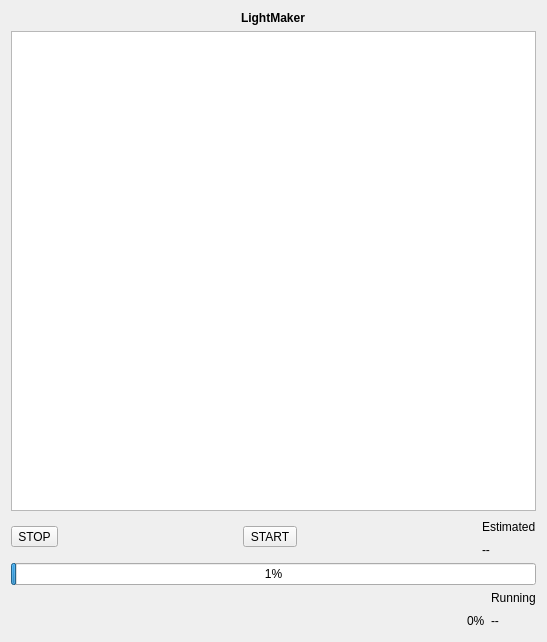
Old version of the form src/windows/job-dashboard-dialog.ui in the repository flux3dp/swiftray.
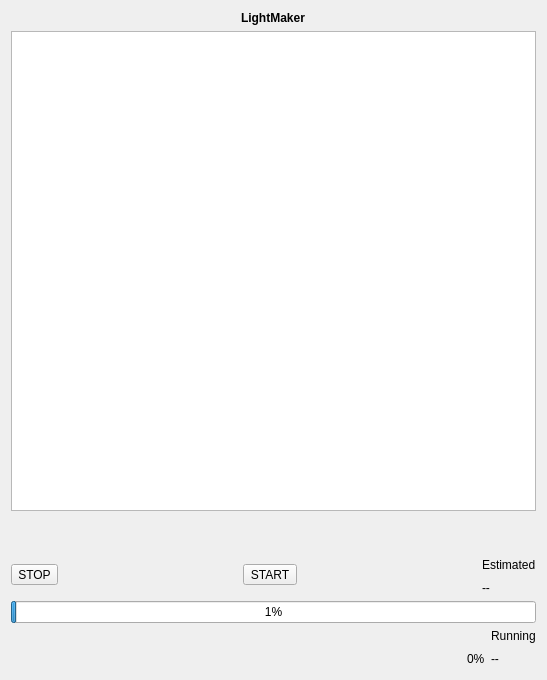
New version of the form.

Commit message: Add job dashboard button icons

Diff of the .ui file:
```diff
--- a/src/windows/job-dashboard-dialog.ui
+++ b/src/windows/job-dashboard-dialog.ui
@@ -7,7 +7,7 @@
     <x>0</x>
     <y>0</y>
     <width>547</width>
-    <height>464</height>
+    <height>680</height>
    </rect>
   </property>
   <property name="windowTitle">
@@ -95,6 +95,12 @@
        <property name="text">
         <string>STOP</string>
        </property>
+       <property name="iconSize">
+        <size>
+         <width>50</width>
+         <height>50</height>
+        </size>
+       </property>
       </widget>
      </item>
      <item row="0" column="2" rowspan="2">
```
The commit also changes 6 other files.
